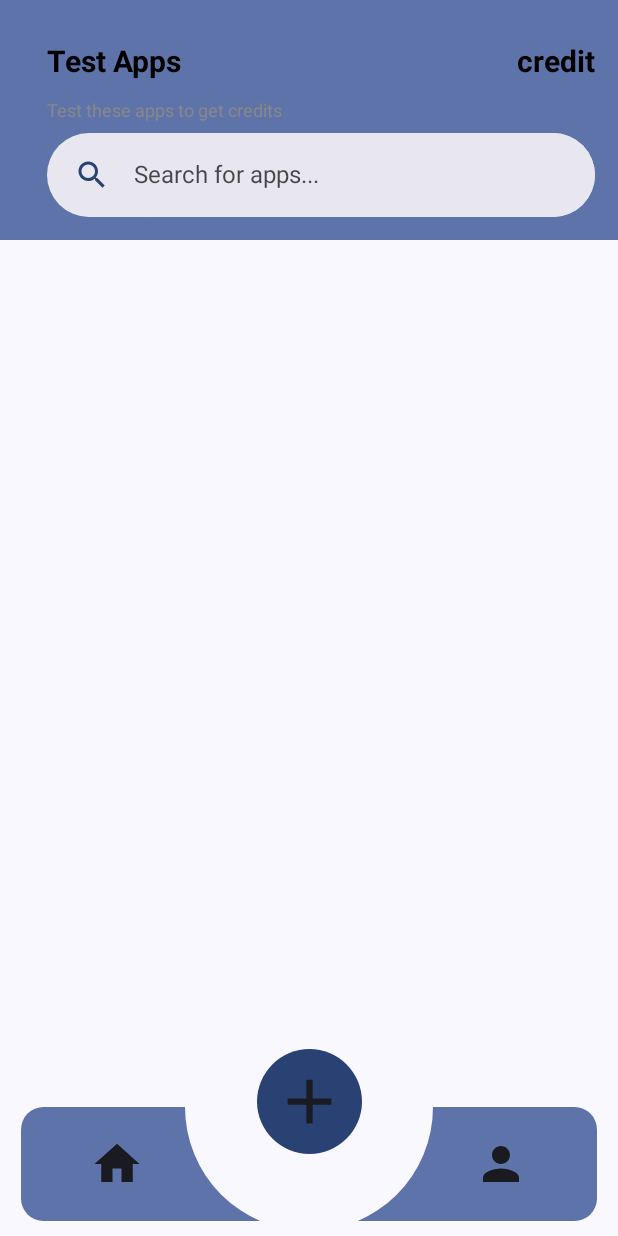
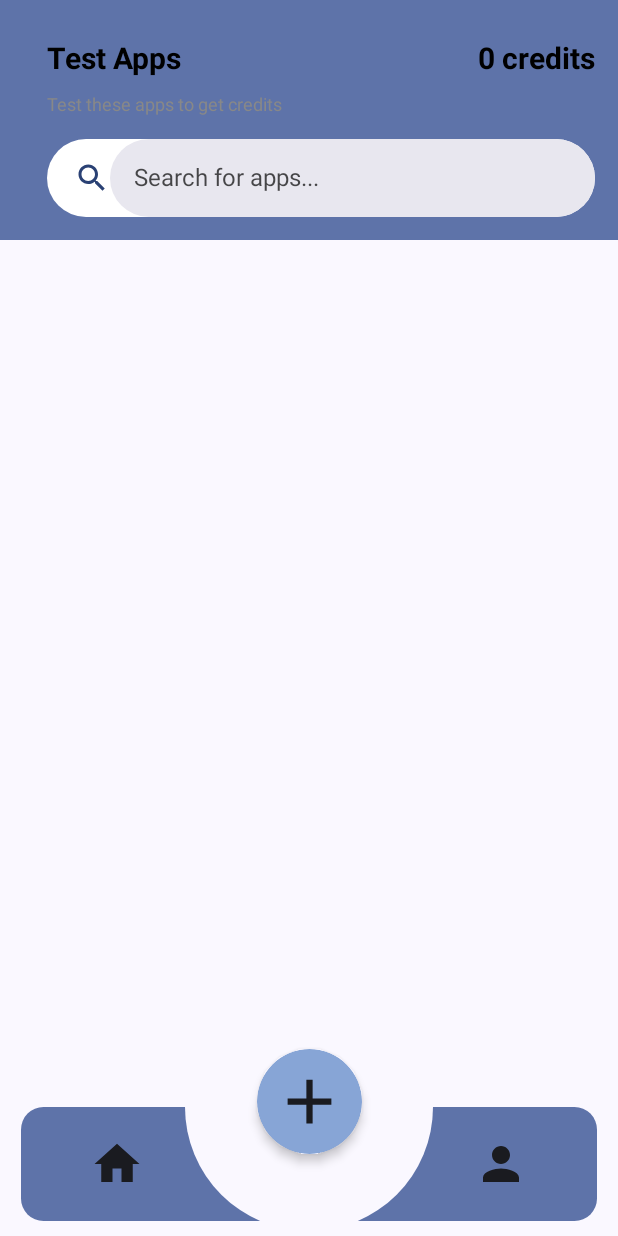
Before and after one commit to DM-Temo/Temo, an Android app built with Jetpack Compose: the composable MainScaffold shown on its own in the app's theme, on a phone screen of 412 x 824 dp. Run offline under Robolectric (Android 15) with nearby library versions, the phone set to English and light mode, and no system bars; our stand-ins replace Dagger/Hilt's generated code, Firebase (no records; nobody signed in at launch, a user with empty details on screens opened directly).

Commit message:
design update

```diff
--- a/app/src/main/java/com/example/temo/HomeActivity.kt
+++ b/app/src/main/java/com/example/temo/HomeActivity.kt
@@ -28,6 +28,7 @@ import androidx.compose.ui.Alignment
 import androidx.compose.ui.Modifier
 import androidx.compose.ui.draw.clip
 import androidx.compose.ui.draw.drawWithContent
+import androidx.compose.ui.draw.shadow
 import androidx.compose.ui.geometry.Offset
 import androidx.compose.ui.graphics.BlendMode
 import androidx.compose.ui.graphics.Color
@@ -45,6 +46,7 @@ import com.example.temo.screens.HomeTopBar
 import com.example.temo.screens.ProfileTopBar
 import com.example.temo.screens.navigation.NavViewModel
 import com.example.temo.screens.navigation.TemoNavHost
+import com.example.temo.ui.theme.Blue20
 import com.example.temo.ui.theme.TemoTheme
 import com.example.temo.viewmodels.TemoViewModel
 import dagger.hilt.android.AndroidEntryPoint
@@ -216,8 +218,9 @@ fun FloatCircleButton(
             .offset(
                 y = (-25).dp
             )
+            .shadow(shape = CircleShape, elevation = 4.dp)
             .clip(CircleShape)
-            .background(MaterialTheme.colorScheme.primary),
+            .background(Blue20),
         contentAlignment = Alignment.Center
     ) {
         Icon(
--- a/app/src/main/java/com/example/temo/screens/HomeScreen.kt
+++ b/app/src/main/java/com/example/temo/screens/HomeScreen.kt
@@ -2,10 +2,12 @@ package com.example.temo.screens
 
 import android.net.Uri
 import androidx.compose.foundation.Image
+import androidx.compose.foundation.background
 import androidx.compose.foundation.layout.Arrangement
 import androidx.compose.foundation.layout.Box
 import androidx.compose.foundation.layout.Column
 import androidx.compose.foundation.layout.Row
+import androidx.compose.foundation.layout.Spacer
 import androidx.compose.foundation.layout.fillMaxHeight
 import androidx.compose.foundation.layout.fillMaxWidth
 import androidx.compose.foundation.layout.height
@@ -15,6 +17,7 @@ import androidx.compose.foundation.lazy.LazyColumn
 import androidx.compose.foundation.lazy.items
 import androidx.compose.foundation.shape.RoundedCornerShape
 import androidx.compose.material3.Card
+import androidx.compose.material3.CardDefaults
 import androidx.compose.material3.ExperimentalMaterial3Api
 import androidx.compose.material3.Icon
 import androidx.compose.material3.MaterialTheme
@@ -28,13 +31,13 @@ import androidx.compose.runtime.LaunchedEffect
 import androidx.compose.runtime.collectAsState
 import androidx.compose.runtime.getValue
 import androidx.compose.runtime.mutableStateOf
-import androidx.compose.runtime.produceState
 import androidx.compose.runtime.remember
 import androidx.compose.runtime.setValue
 import androidx.compose.ui.Alignment
 import androidx.compose.ui.Modifier
 import androidx.compose.ui.draw.alpha
 import androidx.compose.ui.draw.clip
+import androidx.compose.ui.graphics.Color
 import androidx.compose.ui.res.painterResource
 import androidx.compose.ui.unit.Dp
 import androidx.compose.ui.unit.dp
@@ -50,6 +53,7 @@ import com.example.temo.R
 import com.example.temo.Screen
 import com.example.temo.model.App
 import com.example.temo.screens.navigation.NavViewModel
+import com.example.temo.ui.theme.Gray20
 import com.example.temo.ui.theme.customBody
 import com.example.temo.viewmodels.TemoViewModel
 
@@ -66,7 +70,7 @@ fun HomeScreen(
 
     LazyColumn(
         modifier = Modifier
-            .padding(top = innerPadding, start = 4.dp, end = 4.dp)
+            .padding(top = innerPadding +12.dp, start = 4.dp, end = 4.dp)
     ) {
         items(appListValue) { document ->
             val appData = document.toObject(App::class.java) ?: App()
@@ -123,13 +127,14 @@ fun HomeTopBar() {
                             .weight(1f),
                         contentAlignment = Alignment.CenterEnd
                     ) {
-                        Text(text = "credit")
+                        Text(text = "0 credits")
                     }
                 }
                 Text(
                     text = "Test these apps to get credits",
                     style = MaterialTheme.typography.customBody
                 )
+                Spacer(modifier = Modifier.height(8.dp))
                 TopSearchBar(
                     Modifier
                         .padding(start = 10.dp)
@@ -148,7 +153,8 @@ fun TopSearchBar(modifier: Modifier) {
     SearchBar(
         inputField = {
             Row(
-                modifier = modifier.padding(start = 8.dp),
+                modifier = modifier.padding(start = 8.dp)
+                    .height(52.dp),
                 verticalAlignment = Alignment.CenterVertically
             ) {
                 Icon(
@@ -171,7 +177,11 @@ fun TopSearchBar(modifier: Modifier) {
             }
         },
         expanded = isexpanded,
-        onExpandedChange = {}) {
+        onExpandedChange = {},
+        colors = SearchBarDefaults.colors(
+            containerColor = Color.White
+        )
+    ) {
     }
 }
 
@@ -188,6 +198,10 @@ fun HomeAppCard(
             .fillMaxWidth()
             .height(120.dp)
             .padding(6.dp)
+            .padding(bottom = 4.dp),
+        colors = CardDefaults.cardColors(
+            containerColor = Gray20
+        )
     ) {
         Row(
             modifier = Modifier
--- a/app/src/main/java/com/example/temo/ui/theme/Color.kt
+++ b/app/src/main/java/com/example/temo/ui/theme/Color.kt
@@ -9,3 +9,7 @@ val Pink80 = Color(0xFFEFB8C8)
 val Purple40 = Color(0xFF6650a4)
 val PurpleGrey40 = Color(0xFF625b71)
 val Pink40 = Color(0xFF7D5260)
+
+val Blue20 = Color(0xff87a5d6)
+val Beige20 = Color(0xfffffef2)
+val Gray20 = Color(0xffe8e8e8)
```
Also changed, not shown: app/src/main/java/com/example/temo/screens/AddScreen.kt (+9 -2 lines), app/src/main/java/com/example/temo/screens/DetailScreen.kt (+12 -5 lines), app/src/main/java/com/example/temo/screens/ProfileScreen.kt (+8 -1 lines).
